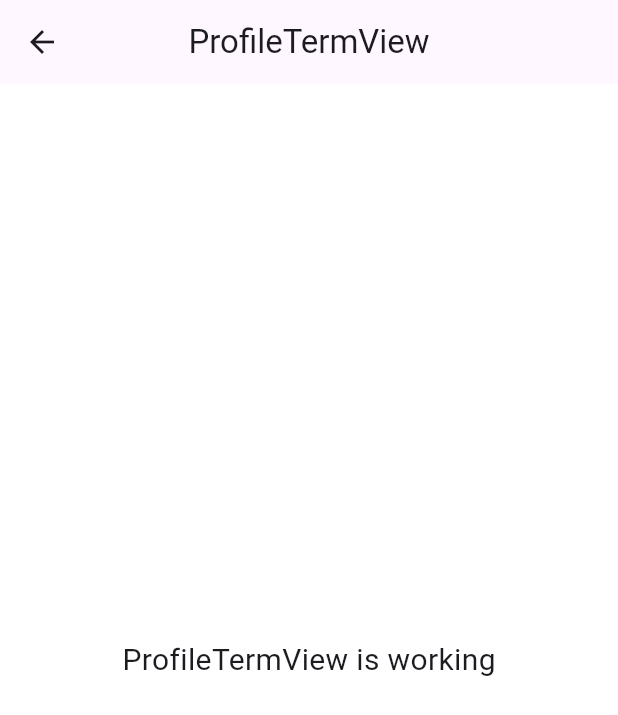
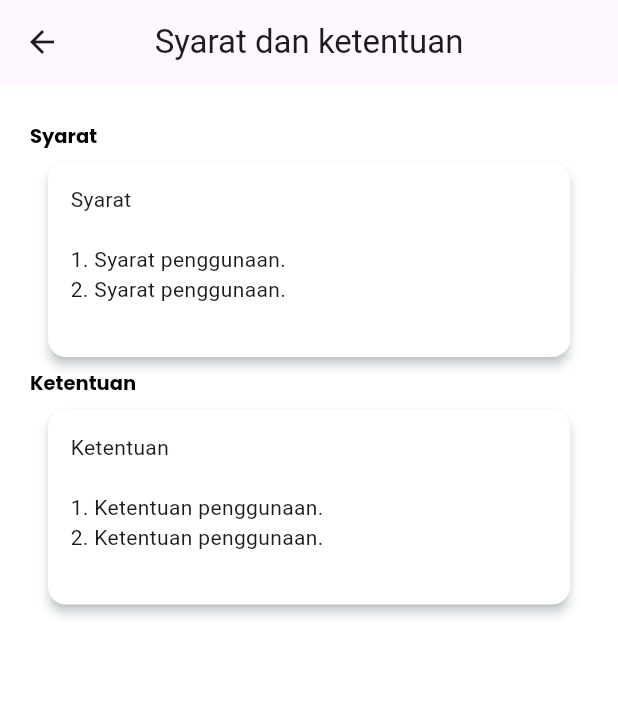
Before and after one commit to Jepretin/jepretin-frontend, a Flutter app: the ProfileTermView screen opened by its route, on a phone screen of 412 x 824 dp. Shown: the top 715 px of the screen. Run offline on Flutter 3.47's test engine with Material 3 defaults, Android fonts, the phone set to English and light mode, and no system bars; our stand-ins replace animated_notch_bottom_bar, flutter_svg, flutter_typeahead, get, google_fonts; missing offline and left inert: get_cli.

Commit message:
add page profile term

```diff
--- a/lib/app/modules/user/customer/profile_term/views/profile_term_view.dart
+++ b/lib/app/modules/user/customer/profile_term/views/profile_term_view.dart
@@ -3,22 +3,51 @@ import 'package:flutter/material.dart';
 import 'package:get/get.dart';
 
 import '../controllers/profile_term_controller.dart';
+import 'package:jepretin/app/shared/customCardContent.dart';
+import 'package:jepretin/app/shared/customComponent.dart';
 
 class ProfileTermView extends GetView<ProfileTermController> {
   const ProfileTermView({super.key});
   @override
   Widget build(BuildContext context) {
     return Scaffold(
-      appBar: AppBar(
-        title: const Text('ProfileTermView'),
-        centerTitle: true,
-      ),
-      body: const Center(
-        child: Text(
-          'ProfileTermView is working',
-          style: TextStyle(fontSize: 20),
+        appBar: AppBar(
+          title: const Text('Syarat dan ketentuan'),
+          centerTitle: true,
         ),
-      ),
-    );
+        body: GetBuilder(
+            init: ProfileTermController(),
+            builder: (controller) => SingleChildScrollView(
+                  padding: EdgeInsets.symmetric(horizontal: 20, vertical: 25),
+                  child: Column(
+                    children: [
+                      InputWithLabel(
+                          label: 'Syarat',
+                          input: CustomCardSingle(
+                              child: Row(
+                            children: [
+                              Text(
+                                "Syarat\n\n"
+                                "1. Syarat penggunaan.\n"
+                                "2. Syarat penggunaan.\n"
+                                ,
+                              )
+                            ],
+                          ))),
+                      InputWithLabel(
+                          label: 'Ketentuan',
+                          input: CustomCardSingle(
+                              child: Row(
+                            children: [
+                              Text(
+                                "Ketentuan\n\n"
+                                "1. Ketentuan penggunaan.\n"
+                                "2. Ketentuan penggunaan.\n"
+                              )
+                            ],
+                          ))),
+                    ],
+                  ),
+                )));
   }
 }
```
